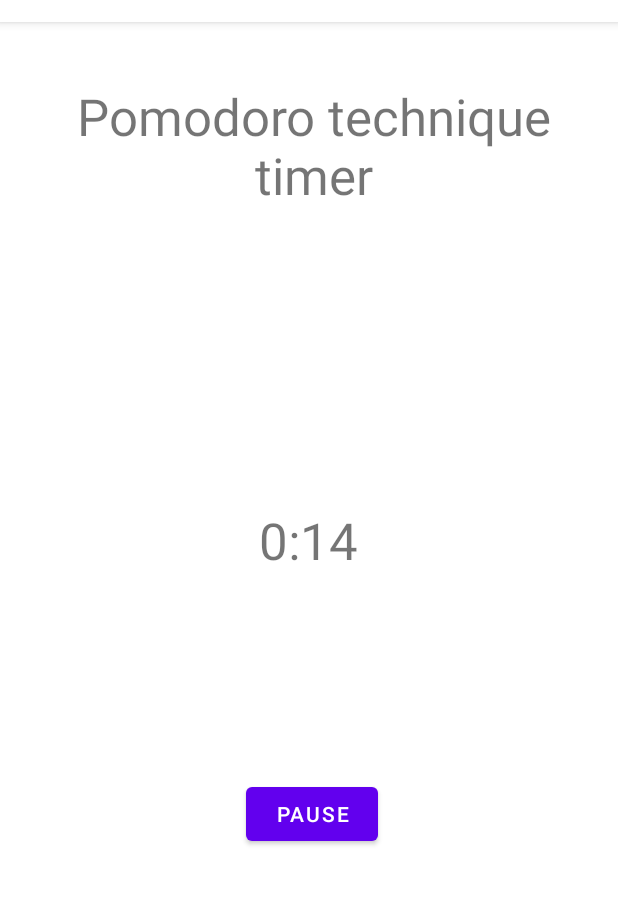
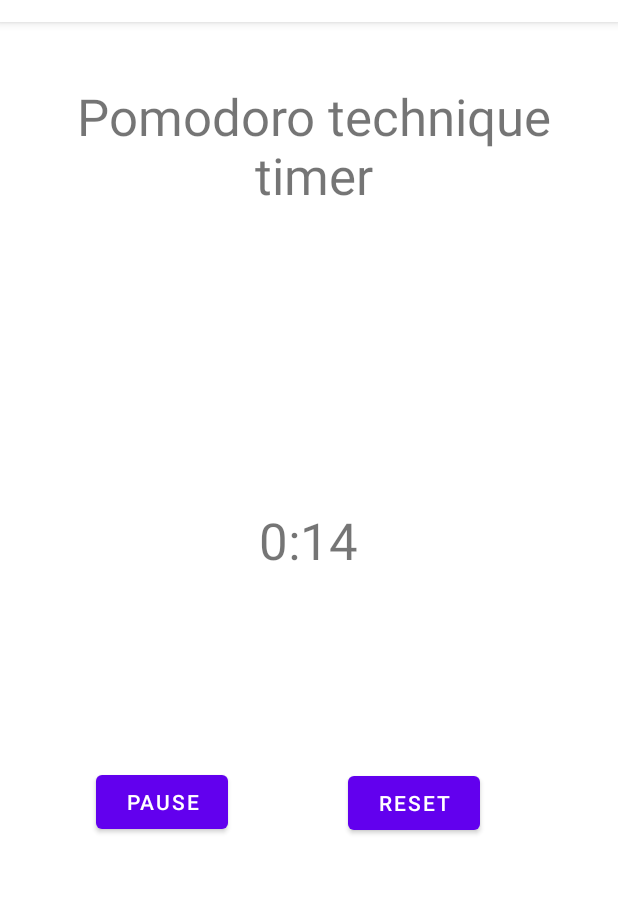
Before and after one commit to MikolajCieslik/Habitary, an Android app: the fragment PomodoroFragment placed in its activity, after a tap on "START", on a phone screen of 412 x 824 dp, the part 62-967 px from its top. Run offline under Robolectric (Android 15) with nearby library versions, the phone set to English and light mode, and no system bars; our stand-ins replace Firebase (no records; nobody signed in at launch, a user with empty details on screens opened directly); libraries missing offline, so code that uses them is left out: com.yarolegovich.slidingrootnav; 5 statements that could not run were skipped.

Commit message:
pomodoroReset

```diff
--- a/app/src/main/java/com/example/habitary/fragment/PomodoroFragment.java
+++ b/app/src/main/java/com/example/habitary/fragment/PomodoroFragment.java
@@ -17,6 +17,7 @@ public class PomodoroFragment extends Fragment {
     TextView tvBreak;
     TextView tvTimer;
     Button btnStartPom;
+    Button btnResetPom;
 
     long t;
     long countDownValue = 15000; // 25 minut
@@ -31,6 +32,7 @@ public class PomodoroFragment extends Fragment {
     public View onCreateView(LayoutInflater inflater, ViewGroup container, Bundle savedInstanceState) {
         ViewGroup root = (ViewGroup) inflater.inflate(R.layout.pomodoro_timer, container, false);
         btnStartPom = root.findViewById(R.id.btnStartPom);
+        btnResetPom = root.findViewById(R.id.btnResetPom);
         tvTimer = root.findViewById(R.id.tvTimer);
         tvBreak = root.findViewById(R.id.tvBreak);
         tvBreak.setVisibility(View.INVISIBLE);
@@ -51,6 +53,18 @@ public class PomodoroFragment extends Fragment {
                     btnStartPom.setText("START");
                 }
                 else {
+                    timer(t);
+                }
+            }
+        });
+
+        btnResetPom.setOnClickListener(new View.OnClickListener() {
+            @Override
+            public void onClick(View view) {
+                if(timerRunning){
+                    t = countDownValue;
+                    counterOfBreaks = 0;
+                    cdTimer.cancel();
                     timer(t);
                 }
             }
--- a/app/src/main/res/layout/pomodoro_timer.xml
+++ b/app/src/main/res/layout/pomodoro_timer.xml
@@ -22,8 +22,8 @@
         android:id="@+id/btnStartPom"
         android:layout_width="wrap_content"
         android:layout_height="wrap_content"
-        android:layout_marginEnd="160dp"
-        android:layout_marginBottom="216dp"
+        android:layout_marginEnd="260dp"
+        android:layout_marginBottom="224dp"
         android:text="Start"
         app:layout_constraintBottom_toBottomOf="parent"
         app:layout_constraintEnd_toEndOf="parent" />
@@ -51,4 +51,14 @@
         android:textSize="34sp"
         app:layout_constraintEnd_toEndOf="parent"
         app:layout_constraintTop_toBottomOf="@+id/tvPomTitle" />
+
+    <Button
+        android:id="@+id/btnResetPom"
+        android:layout_width="wrap_content"
+        android:layout_height="wrap_content"
+        android:layout_marginEnd="92dp"
+        android:layout_marginBottom="223dp"
+        android:text="Reset"
+        app:layout_constraintBottom_toBottomOf="parent"
+        app:layout_constraintEnd_toEndOf="parent" />
 </androidx.constraintlayout.widget.ConstraintLayout>
```
